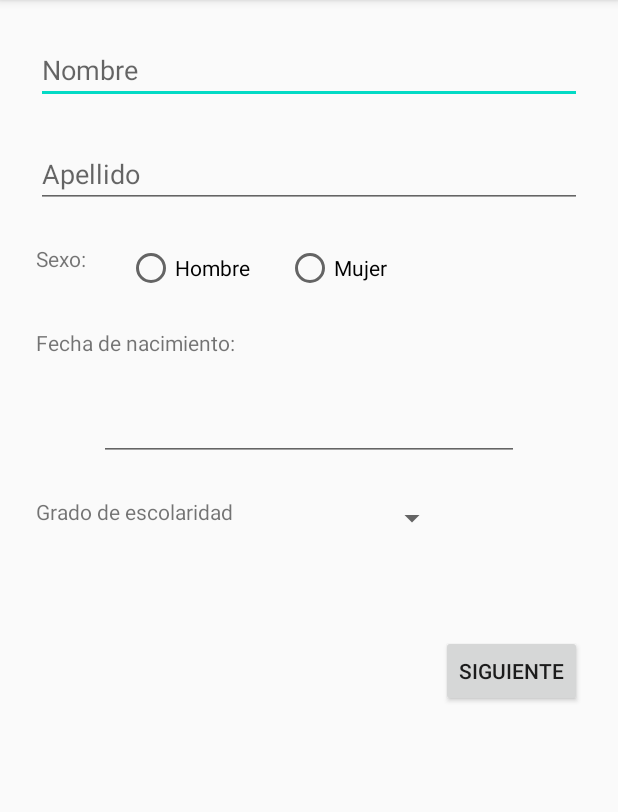
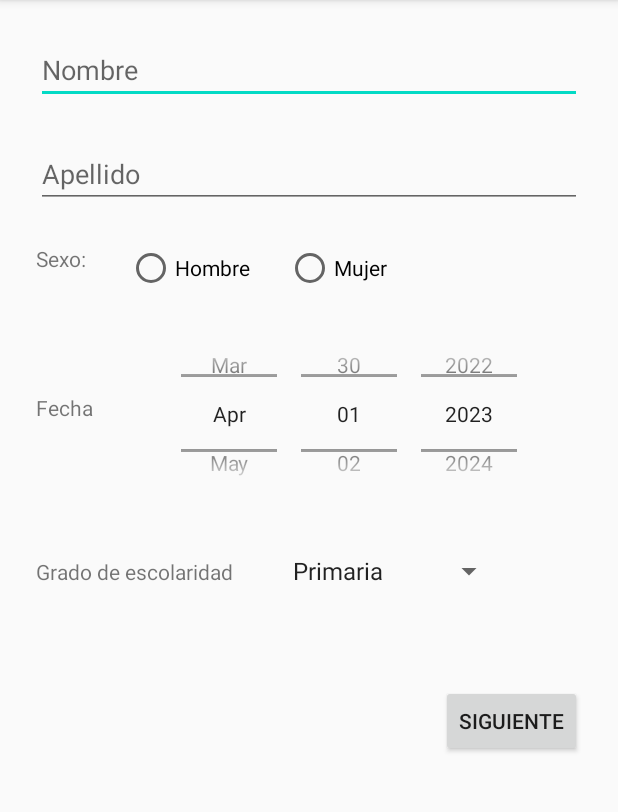
Before and after one commit to jdiegoisaza/LabsCM20231-Gr09, an Android app: the screen it shows after launch (PersonalDataActivity), on a phone screen of 412 x 824 dp, the part 84-896 px from its top. Run offline under Robolectric (Android 15) with nearby library versions, the phone set to English and light mode, and no system bars.

Commit message:
Modificacion activity personal data y strings

```diff
--- a/Lab1-UI/src/main/res/layout/activity_personal_data.xml
+++ b/Lab1-UI/src/main/res/layout/activity_personal_data.xml
@@ -64,47 +64,47 @@
         app:layout_constraintStart_toEndOf="@+id/radioButtonHombre"
         app:layout_constraintTop_toBottomOf="@+id/editTextApellido" />
 
+    <DatePicker
+        android:id="@+id/editTextFNacimiento"
+        android:layout_width="290dp"
+        android:layout_height="130dp"
+        android:layout_marginTop="16dp"
+        android:calendarViewShown="false"
+        android:datePickerMode="spinner"
+        android:text="Fecha de nacimiento:"
+        app:layout_constraintEnd_toEndOf="parent"
+        app:layout_constraintStart_toEndOf="@+id/text_date_birth"
+        app:layout_constraintTop_toBottomOf="@+id/radioButtonHombre" />
+
     <TextView
-        android:id="@+id/editTextFNacimiento"
+        android:id="@+id/text_date_birth"
         android:layout_width="wrap_content"
         android:layout_height="wrap_content"
         android:layout_marginStart="24dp"
-        android:layout_marginTop="24dp"
-        android:text="Fecha de nacimiento:"
+        android:layout_marginTop="80dp"
+        android:text="@string/text_datepicker"
         app:layout_constraintStart_toStartOf="parent"
-        app:layout_constraintTop_toBottomOf="@+id/radioButtonHombre" />
-
-    <EditText
-        android:id="@+id/editTextDate"
-        android:layout_width="0dp"
-        android:layout_height="wrap_content"
-        android:layout_marginStart="66dp"
-        android:layout_marginTop="24dp"
-        android:layout_marginEnd="66dp"
-        android:ems="10"
-        android:inputType="date"
-        app:layout_constraintEnd_toEndOf="parent"
-        app:layout_constraintStart_toStartOf="parent"
-        app:layout_constraintTop_toBottomOf="@+id/editTextFNacimiento" />
+        app:layout_constraintTop_toBottomOf="@+id/textViewSexo" />
 
     <TextView
         android:id="@+id/textViewEscolaridad"
         android:layout_width="wrap_content"
         android:layout_height="wrap_content"
         android:layout_marginStart="24dp"
-        android:layout_marginTop="24dp"
         android:text="Grado de escolaridad"
+        android:layout_marginTop="90dp"
         app:layout_constraintStart_toStartOf="parent"
-        app:layout_constraintTop_toBottomOf="@+id/editTextDate" />
+        app:layout_constraintTop_toBottomOf="@+id/text_date_birth" />
 
     <Spinner
         android:id="@+id/spinner"
-        android:layout_width="119dp"
-        android:layout_height="28dp"
-        android:layout_marginStart="24dp"
-        android:layout_marginTop="24dp"
+        android:layout_width="wrap_content"
+        android:layout_height="wrap_content"
+        android:layout_marginStart="32dp"
+        android:layout_marginTop="28dp"
+        android:entries="@array/grade_spinner_options"
         app:layout_constraintStart_toEndOf="@+id/textViewEscolaridad"
-        app:layout_constraintTop_toBottomOf="@+id/editTextDate" />
+        app:layout_constraintTop_toBottomOf="@+id/editTextFNacimiento" />
 
     <Button
         android:id="@+id/buttonSiguiente"
--- a/Lab1-UI/src/main/res/values/strings.xml
+++ b/Lab1-UI/src/main/res/values/strings.xml
@@ -1,4 +1,17 @@
 <resources>
     <string name="app_name">Información Personal</string>
-    <string name="app_tittel">Ejemplo</string>
+    <string name="text_name">Nombres</string>
+    <string name="text_requiere">*Obligatorio</string>
+    <string name="text_lastname">Apellidos</string>
+    <string name="text_gender">Sexo</string>
+    <string name="text_datepicker">Fecha</string>
+    <string name="text_school">Grado de escolaridad</string>
+    <string-array name="grade_spinner_options">
+        <item>Primaria</item>
+        <item>Bachillerato</item>
+        <item>Universidad</item>
+        <item>Otro</item>
+    </string-array>
+    <string name="btn_next">Nombre</string>
+
 </resources>
```
